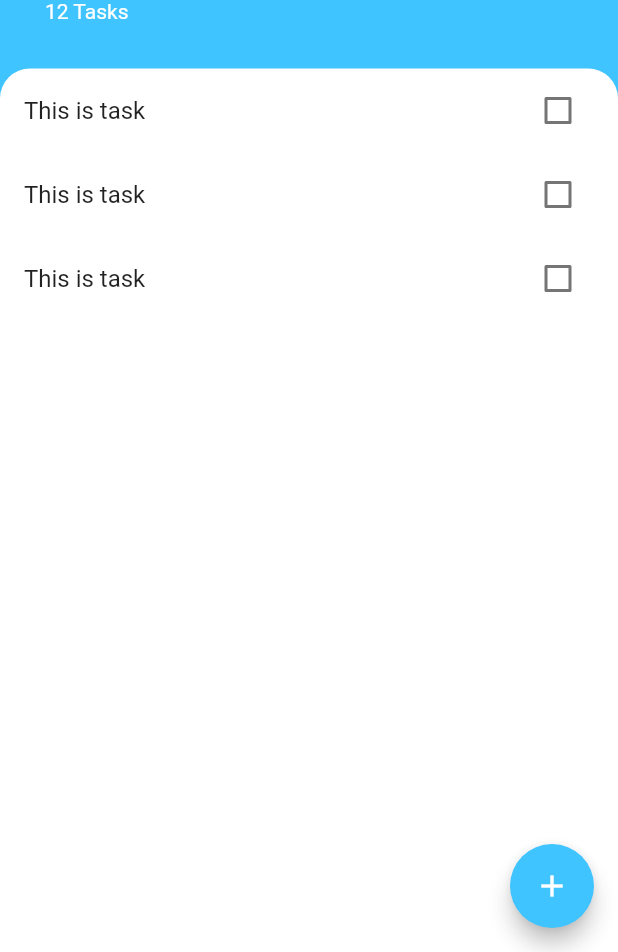
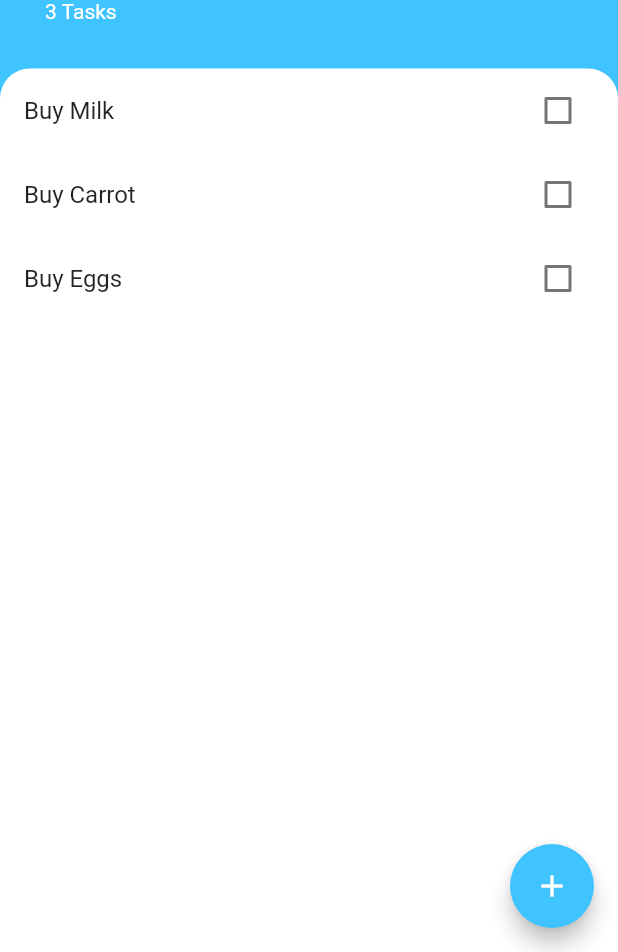
Before and after one commit to Tarlochan5268/ToDoFlutterApp, a Flutter app: the screen it shows after launch, on a phone screen of 412 x 824 dp, the part 284-1236 px from its top. Run offline on Flutter 3.47's test engine with Material 2 defaults, Android fonts, the phone set to English and light mode, and no system bars.

```diff
--- a/lib/models/Task.dart
+++ b/lib/models/Task.dart
@@ -2,7 +2,7 @@ class Task {
   final String name;
   bool isDone;
 
-  Task({this.name, this.isDone});
+  Task({this.name, this.isDone = false});
 
   void toggleDone() {
     isDone = !isDone;
--- a/lib/screens/AddTaskScreen.dart
+++ b/lib/screens/AddTaskScreen.dart
@@ -2,6 +2,9 @@ import 'package:flutter/cupertino.dart';
 import 'package:flutter/material.dart';
 
 class AddTaskScreen extends StatelessWidget {
+  final Function addTaskCallback;
+  AddTaskScreen({this.addTaskCallback});
+  String newTaskTitle;
   @override
   Widget build(BuildContext context) {
     return Container(
@@ -29,6 +32,10 @@ class AddTaskScreen extends StatelessWidget {
             TextField(
               autofocus: true,
               textAlign: TextAlign.center,
+              onChanged: (newText) {
+                newTaskTitle = newText;
+                //print(newTaskTitle);
+              },
             ),
             FlatButton(
               child: Text(
@@ -36,7 +43,10 @@ class AddTaskScreen extends StatelessWidget {
                 style: TextStyle(color: Colors.white),
               ),
               color: Colors.lightBlueAccent,
-              onPressed: () {},
+              onPressed: () {
+                //print(newTaskTitle);
+                addTaskCallback(newTaskTitle);
+              },
             ),
           ],
         ),
--- a/lib/screens/TaskScreen.dart
+++ b/lib/screens/TaskScreen.dart
@@ -1,4 +1,5 @@
 import 'package:flutter/material.dart';
+import 'package:todo_flutterapp/models/Task.dart';
 import 'package:todo_flutterapp/screens/AddTaskScreen.dart';
 import 'package:todo_flutterapp/widgets/TasksList.dart';
 
@@ -8,6 +9,11 @@ class TaskScreen extends StatefulWidget {
 }
 
 class _TaskScreenState extends State<TaskScreen> {
+  List<Task> tasks = [
+    Task(name: 'Buy Milk'),
+    Task(name: 'Buy Carrot'),
+    Task(name: 'Buy Eggs'),
+  ];
   @override
   Widget build(BuildContext context) {
     return Scaffold(
@@ -22,7 +28,15 @@ class _TaskScreenState extends State<TaskScreen> {
                 child: Container(
               padding: EdgeInsets.only(
                   bottom: MediaQuery.of(context).viewInsets.bottom),
-              child: AddTaskScreen(),
+              child: AddTaskScreen(
+                addTaskCallback: ((newTaskTitle) {
+                  //print(newTaskTitle);
+                  setState(() {
+                    tasks.add(Task(name: newTaskTitle));
+                  });
+                  Navigator.pop(context);
+                }),
+              ),
             )),
           );
         },
@@ -58,7 +72,7 @@ class _TaskScreenState extends State<TaskScreen> {
                         fontWeight: FontWeight.w700),
                   ),
                   Text(
-                    '12 Tasks',
+                    '${tasks.length} Tasks',
                     style: TextStyle(
                       color: Colors.white,
                     ),
@@ -76,7 +90,9 @@ class _TaskScreenState extends State<TaskScreen> {
                     topLeft: Radius.circular(20),
                   ),
                 ),
-                child: TasksList(),
+                child: TasksList(
+                  tasks: tasks,
+                ),
               ),
             ),
           ],
--- a/lib/widgets/TaskTile.dart
+++ b/lib/widgets/TaskTile.dart
@@ -1,46 +1,25 @@
 import 'package:flutter/material.dart';
 
-class TaskTile extends StatefulWidget {
-  @override
-  _TaskTileState createState() => _TaskTileState();
-}
+class TaskTile extends StatelessWidget {
+  final bool isChecked;
+  final String taskTitle;
+  final Function checkBoxCallback;
 
-class _TaskTileState extends State<TaskTile> {
-  bool isChecked = false;
-
-  void checkBoxCallback(bool checkBoxState) {
-    setState(() {
-      isChecked = checkBoxState;
-    });
-  }
+  TaskTile({this.isChecked, this.taskTitle, this.checkBoxCallback});
 
   @override
   Widget build(BuildContext context) {
     return ListTile(
       title: Text(
-        'This is task',
+        taskTitle,
         style: TextStyle(
             decoration: isChecked ? TextDecoration.lineThrough : null),
       ),
-      trailing: TaskCheckBox(
-        checkBoxState: isChecked,
-        toggleCheckBoxState: checkBoxCallback,
+      trailing: Checkbox(
+        activeColor: Colors.lightBlueAccent,
+        value: isChecked,
+        onChanged: checkBoxCallback,
       ),
     );
   }
 }
-
-class TaskCheckBox extends StatelessWidget {
-  final bool checkBoxState;
-  final Function toggleCheckBoxState;
-
-  TaskCheckBox({this.checkBoxState, this.toggleCheckBoxState});
-  @override
-  Widget build(BuildContext context) {
-    return Checkbox(
-      activeColor: Colors.lightBlueAccent,
-      value: checkBoxState,
-      onChanged: toggleCheckBoxState,
-    );
-  }
-}
--- a/lib/widgets/TasksList.dart
+++ b/lib/widgets/TasksList.dart
@@ -1,27 +1,31 @@
 import 'package:flutter/material.dart';
 import 'package:todo_flutterapp/models/Task.dart';
-
-import 'TaskTile.dart';
+import 'package:todo_flutterapp/widgets/TaskTile.dart';
 
 class TasksList extends StatefulWidget {
+  final List<Task> tasks;
+
+  TasksList({this.tasks});
+
   @override
   _TasksListState createState() => _TasksListState();
 }
 
 class _TasksListState extends State<TasksList> {
-  List<Task> tasks = [
-    Task(name: 'Buy Milk'),
-    Task(name: 'Buy Carrot'),
-    Task(name: 'Buy Eggs'),
-  ];
   @override
   Widget build(BuildContext context) {
-    return ListView(
-      children: <Widget>[
-        TaskTile(),
-        TaskTile(),
-        TaskTile(),
-      ],
+    return ListView.builder(
+      itemBuilder: (context, index) {
+        return TaskTile(
+            taskTitle: widget.tasks[index].name,
+            isChecked: widget.tasks[index].isDone,
+            checkBoxCallback: (checkBoxState) {
+              setState(() {
+                widget.tasks[index].toggleDone();
+              });
+            });
+      },
+      itemCount: widget.tasks.length,
     );
   }
 }
```
